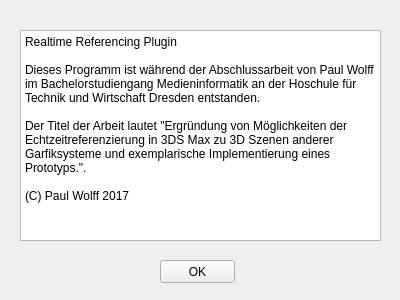
The window that 3ds_Max/RealtimeReferencingUtility/about_popup.ui (Adolar13/RealtimeReferencing) describes before a commit, drawn with Qt 5.
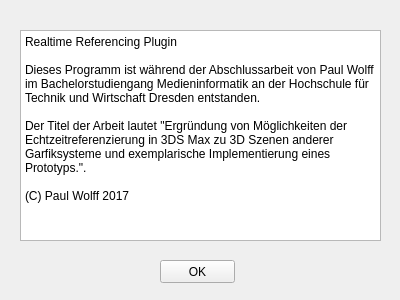
The same window after the commit.

Commit message: - removed Test Button and fixed spelling error in about dialog - removed some files from git

Diff of the .ui file:
```diff
--- a/3ds_Max/RealtimeReferencingUtility/about_popup.ui
+++ b/3ds_Max/RealtimeReferencingUtility/about_popup.ui
@@ -55,7 +55,7 @@
    <property name="plainText">
     <string>Realtime Referencing Plugin
 
-Dieses Programm ist während der Abschlussarbeit von Paul Wolff im Bachelorstudiengang Medieninformatik an der Hoschule für Technik und Wirtschaft Dresden entstanden.
+Dieses Programm ist während der Abschlussarbeit von Paul Wolff im Bachelorstudiengang Medieninformatik an der Hochschule für Technik und Wirtschaft Dresden entstanden.
 
 Der Titel der Arbeit lautet &quot;Ergründung von Möglichkeiten der Echtzeitreferenzierung in 3DS Max zu 3D Szenen anderer Garfiksysteme und exemplarische Implementierung eines Prototyps.&quot;.
 
```
The commit also changes 6 other files.
